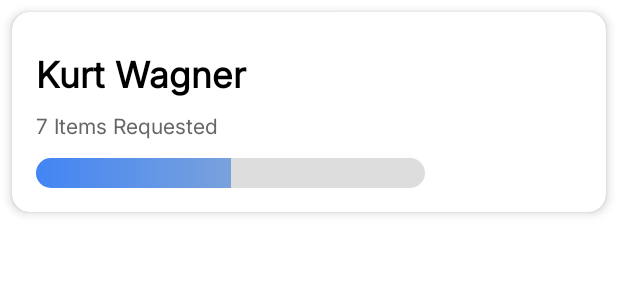
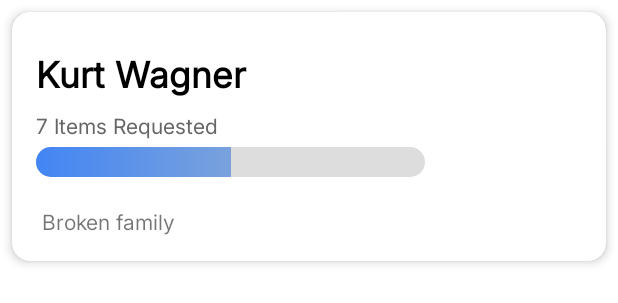
Before and after one commit to joshsawyer/lend-a-hand-project, an Android app: the layout item_person_card.xml on its own in the app's theme, with its tools: preview values and no code run, on a phone screen of 412 x 824 dp. Shown: the top 303 px of the screen. Run offline under Robolectric (Android 15) with nearby library versions, the light colour scheme and no system bars.

Commit message:
improved home searchbar, update php files, edited person item card and request item card, created UX funtionality for the item spinner, Edittext amount and confirmation button
1. I made the searchbar icon and hint visible and made it's hitbox cover it's whole body.
2. I updated the php files to only sum requests that are unfulfilled for the homepage and only display requests that are unfulfiled for the donate pag
3. I got the item spinner on the donate page to show only the items of the unfulfiled requests of each user
4. I got the confirmation button to assess whether the amount added was too much and if so remove the amount inputed while telling you how much you actually need.

```diff
--- a/app/src/main/java/com/example/lendahand/HomeAdaptor.java
+++ b/app/src/main/java/com/example/lendahand/HomeAdaptor.java
@@ -41,6 +41,7 @@ public class HomeAdaptor extends RecyclerView.Adapter<HomeAdaptor.ViewHolder> {
         holder.nameTextView.setText(homeItem.getFullName());
         holder.itemsRequestedTextView.setText(homeItem.getAmountRequested() + " items requested");
         holder.progressBar.setProgress(homeItem.getPercentReceived());
+        holder.userCardBio.setText(homeItem.getUserBio());
 
         // Make entire card clickable
         holder.itemView.setOnClickListener(v -> {
@@ -60,12 +61,14 @@ public class HomeAdaptor extends RecyclerView.Adapter<HomeAdaptor.ViewHolder> {
         private final TextView nameTextView;
         private final TextView itemsRequestedTextView;
         private final ProgressBar progressBar;
+        private final TextView userCardBio;
 
         public ViewHolder(@NonNull View itemView) {
             super(itemView);
             nameTextView = itemView.findViewById(R.id.nameTextView);
             itemsRequestedTextView = itemView.findViewById(R.id.itemsRequestedTextView);
             progressBar = itemView.findViewById(R.id.progressBar);
+            userCardBio = itemView.findViewById(R.id.PersonCardBio);
         }
     }
 }
--- a/app/src/main/java/com/example/lendahand/RequestedItemsFragment.java
+++ b/app/src/main/java/com/example/lendahand/RequestedItemsFragment.java
@@ -28,8 +28,8 @@ public class RequestedItemsFragment extends Fragment {
 
         // Dummy data
         requestedItems = new ArrayList<>();
-        requestedItems.add(new RequestItem("Canned Beans", 5, 1, "I went hungry for a week. no food only stompted on sweets from the floor."));
-        requestedItems.add(new RequestItem("Tinned Fish", 7, 2, "I went hungry for a week. no food only stompted on sweets from the floor."));
+        requestedItems.add(new RequestItem("Canned Beans", 5, 1, "I went hungry for a week. no food only stompted on sweets from the floor.", "26-12-2025"));
+        requestedItems.add(new RequestItem("Tinned Fish", 7, 2, "I went hungry for a week. no food only stompted on sweets from the floor.", "31-09-2023"));
 
         adapter = new RequestItemAdapter(requestedItems);
         recyclerView.setAdapter(adapter);
--- a/app/src/main/res/layout/activity_donate.xml
+++ b/app/src/main/res/layout/activity_donate.xml
@@ -93,8 +93,9 @@
                     <Spinner
                         android:id="@+id/itemSpinner"
                         android:layout_width="match_parent"
-                        android:layout_height="38dp"
-                        android:layout_marginTop="12dp" />
+                        android:layout_height="40dp"
+                        android:layout_marginTop="10dp"
+                         />
 
                     <Button
                         android:id="@+id/confirmButton"
--- a/app/src/main/res/layout/item_person_card.xml
+++ b/app/src/main/res/layout/item_person_card.xml
@@ -2,6 +2,7 @@
 <androidx.cardview.widget.CardView
     xmlns:android="http://schemas.android.com/apk/res/android"
     xmlns:app="http://schemas.android.com/apk/res-auto"
+    xmlns:tools="http://schemas.android.com/tools"
     android:layout_width="match_parent"
     android:layout_height="wrap_content"
     android:layout_margin="8dp"
@@ -11,7 +12,7 @@
 
     <androidx.constraintlayout.widget.ConstraintLayout
         android:layout_width="match_parent"
-        android:layout_height="133dp"
+        android:layout_height="match_parent"
         android:padding="16dp">
 
         <TextView
@@ -36,8 +37,12 @@
             android:text="7 Items Requested"
             android:textColor="#666666"
             android:textSize="14sp"
+            app:layout_constraintBottom_toBottomOf="parent"
+            app:layout_constraintEnd_toEndOf="parent"
+            app:layout_constraintHorizontal_bias="0.0"
             app:layout_constraintStart_toStartOf="parent"
-            app:layout_constraintTop_toBottomOf="@id/nameTextView" />
+            app:layout_constraintTop_toBottomOf="@id/nameTextView"
+            app:layout_constraintVertical_bias="0.0" />
 
         <ProgressBar
             android:id="@+id/progressBar"
@@ -52,7 +57,20 @@
             app:layout_constraintHorizontal_bias="0.0"
             app:layout_constraintStart_toStartOf="parent"
             app:layout_constraintTop_toBottomOf="@id/itemsRequestedTextView"
-            app:layout_constraintVertical_bias="1.0" />
+            app:layout_constraintVertical_bias="0.094" />
+
+        <TextView
+            android:id="@+id/PersonCardBio"
+            android:layout_width="wrap_content"
+            android:layout_height="wrap_content"
+            android:layout_marginTop="39dp"
+            android:text=" Broken family"
+            app:layout_constraintBottom_toBottomOf="parent"
+            app:layout_constraintEnd_toEndOf="parent"
+            app:layout_constraintHorizontal_bias="0.0"
+            app:layout_constraintStart_toStartOf="parent"
+            app:layout_constraintTop_toTopOf="@+id/progressBar"
+            app:layout_constraintVertical_bias="0.0" />
 
     </androidx.constraintlayout.widget.ConstraintLayout>
 
```
Also changed, not shown: app/src/main/java/com/example/lendahand/DonateActivity.java (+47 -1 lines), app/src/main/java/com/example/lendahand/HomeActivity.java (+30 -3 lines), app/src/main/java/com/example/lendahand/HomeItem.java (+5 -3 lines), app/src/main/java/com/example/lendahand/RequestItem.java (+6 -2 lines), app/src/main/java/com/example/lendahand/RequestItemAdapter.java (+5 -2 lines), app/src/main/res/layout/activity_home.xml (+4 -3 lines), 2 other files.
